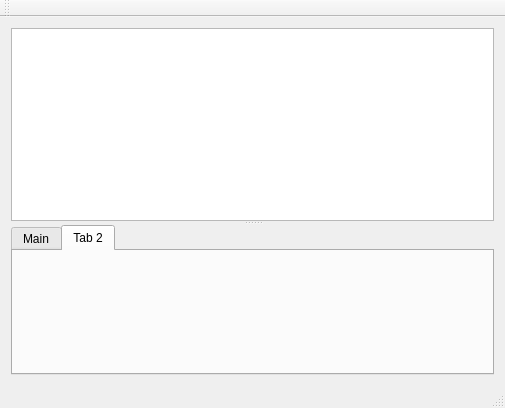
Above: teQuilla/mainwindow.ui from zhmu/tortilla before the change. Below: the same form after it.
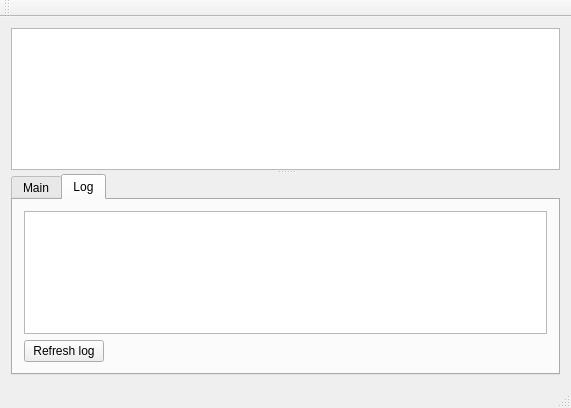
That is the form after the change. The open tabs and pages were chosen to show the change.

```diff
--- a/teQuilla/mainwindow.ui
+++ b/teQuilla/mainwindow.ui
@@ -6,7 +6,7 @@
    <rect>
     <x>0</x>
     <y>0</y>
-    <width>501</width>
+    <width>571</width>
     <height>408</height>
    </rect>
   </property>
@@ -14,7 +14,7 @@
    <string>MainWindow</string>
   </property>
   <widget class="QWidget" name="centralWidget">
-   <layout class="QHBoxLayout" name="horizontalLayout">
+   <layout class="QVBoxLayout" name="verticalLayout">
     <item>
      <widget class="QSplitter" name="splitter">
       <property name="orientation">
@@ -47,7 +47,7 @@
        <property name="minimumSize">
         <size>
          <width>483</width>
-         <height>150</height>
+         <height>200</height>
         </size>
        </property>
        <property name="currentIndex">
@@ -70,8 +70,38 @@
        </widget>
        <widget class="QWidget" name="tab_2">
         <attribute name="title">
-         <string>Tab 2</string>
+         <string>Log</string>
         </attribute>
+        <layout class="QHBoxLayout" name="horizontalLayout_3">
+         <item>
+          <layout class="QVBoxLayout" name="verticalLayout_2">
+           <item>
+            <widget class="QTextBrowser" name="textBrowserLog">
+             <property name="html">
+              <string>&lt;!DOCTYPE HTML PUBLIC &quot;-//W3C//DTD HTML 4.0//EN&quot; &quot;http://www.w3.org/TR/REC-html40/strict.dtd&quot;&gt;
+&lt;html&gt;&lt;head&gt;&lt;meta name=&quot;qrichtext&quot; content=&quot;1&quot; /&gt;&lt;style type=&quot;text/css&quot;&gt;
+p, li { white-space: pre-wrap; }
+&lt;/style&gt;&lt;/head&gt;&lt;body style=&quot; font-family:'Sans Serif'; font-size:9pt; font-weight:400; font-style:normal;&quot;&gt;
+&lt;p style=&quot;-qt-paragraph-type:empty; margin-top:0px; margin-bottom:0px; margin-left:0px; margin-right:0px; -qt-block-indent:0; text-indent:0px;&quot;&gt;&lt;/p&gt;&lt;/body&gt;&lt;/html&gt;</string>
+             </property>
+            </widget>
+           </item>
+           <item>
+            <widget class="QPushButton" name="btnRefreshLog">
+             <property name="sizePolicy">
+              <sizepolicy hsizetype="Fixed" vsizetype="Fixed">
+               <horstretch>0</horstretch>
+               <verstretch>0</verstretch>
+              </sizepolicy>
+             </property>
+             <property name="text">
+              <string>Refresh log</string>
+             </property>
+            </widget>
+           </item>
+          </layout>
+         </item>
+        </layout>
        </widget>
       </widget>
      </widget>
```
Left out of the diff: 18 changed lines with no effect on the pictures.
